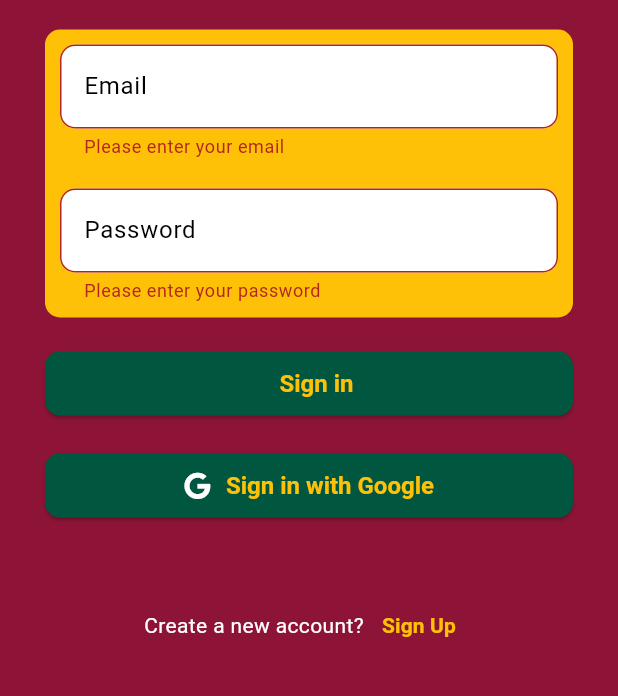
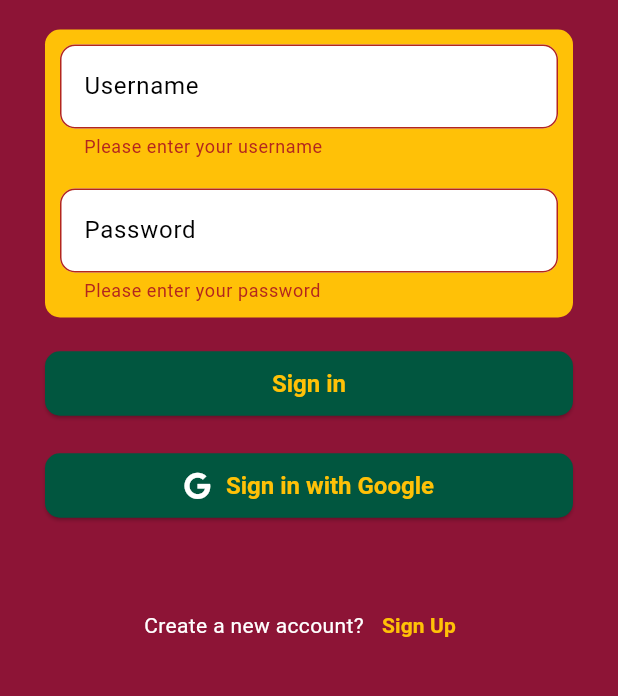
Before and after one commit to Jajabeenka/Elgivesv2, a Flutter app: the SignInPage screen opened directly, scrolled down 39 dp, after a tap on "Sign in", on a phone screen of 412 x 824 dp, the part 470-1166 px from its top. Run offline on Flutter 3.47's test engine with Material 3 defaults, Android fonts, the phone set to English and light mode, and no system bars; our stand-ins replace cloud_firestore, file_picker, firebase_auth, firebase_core, font_awesome_flutter, google_sign_in; accounts and stored records are empty.

Commit message:
feat : change field into username

```diff
--- a/lib/pages/userAdmin/signin_page.dart
+++ b/lib/pages/userAdmin/signin_page.dart
@@ -5,6 +5,9 @@ import '../../providers/auth_provider.dart';
 import 'package:font_awesome_flutter/font_awesome_flutter.dart';
 import 'package:google_sign_in/google_sign_in.dart';
 import 'signup_page.dart';
+import 'dart:convert';
+
+
 
 class SignInPage extends StatefulWidget {
   const SignInPage({Key? key}) : super(key: key);
@@ -20,16 +23,21 @@ final GoogleSignIn _googleSignIn = GoogleSignIn(
   ]
 );
 
+bool isValidUsername(String username) {
+  return username.isNotEmpty;
+}
+
 class _SignInPageState extends State<SignInPage> {
   final _formKey = GlobalKey<FormState>();
-  String? email;
+  String? username;
   String? password;
   bool showSignInErrorMessage = false;
+  bool _signInPressed = false;
 
   @override
   Widget build(BuildContext context) {
     return Scaffold(
-      backgroundColor: Color(0xFF8D1436),
+      backgroundColor: const Color(0xFF8D1436),
       body: SingleChildScrollView(
         child: Container(
           margin: const EdgeInsets.symmetric(vertical: 80, horizontal: 30),
@@ -54,12 +62,12 @@ class _SignInPageState extends State<SignInPage> {
                 Container(
                   padding: const EdgeInsets.all(10),
                   decoration: BoxDecoration(
-                    color: Color(0xFFFFC107),
+                    color: const Color(0xFFFFC107),
                     borderRadius: BorderRadius.circular(10),
                   ),
                   child: Column(
                     children: [
-                      emailField,
+                      usernameField,
                       const SizedBox(height: 20),
                       passwordField,
                     ],
@@ -68,7 +76,7 @@ class _SignInPageState extends State<SignInPage> {
                 const SizedBox(height: 20),
                 submitButton,
                 const SizedBox(height: 20),
-                googleSignInButton, // Corrected the naming here
+                googleSignInButton,
                 const SizedBox(height: 15),
                 signUpButton,
               ],
@@ -91,12 +99,12 @@ class _SignInPageState extends State<SignInPage> {
         ),
       );
 
-  Widget get emailField => TextFormField(
+  Widget get usernameField => TextFormField(
         decoration: InputDecoration(
           filled: true,
           fillColor: Colors.white,
-          labelText: "Email",
-          hintText: "juandelacruz09@gmail.com",
+          labelText: "Username",
+          hintText: "yourusername",
           border: OutlineInputBorder(
             borderRadius: BorderRadius.circular(10),
           ),
@@ -112,10 +120,10 @@ class _SignInPageState extends State<SignInPage> {
             color: Colors.black,
           ),
         ),
-        onSaved: (value) => setState(() => email = value),
+        onSaved: (value) => setState(() => username = value),
         validator: (value) {
           if (value == null || value.isEmpty) {
-            return "Please enter your email";
+            return "Please enter your username";
           }
           return null;
         },
@@ -152,38 +160,46 @@ class _SignInPageState extends State<SignInPage> {
         },
       );
 
-
   Widget get submitButton => ElevatedButton(
         onPressed: () async {
+          if (_formKey.currentState!.validate()) {
+            setState(() {
+              _signInPressed = true;
+            });
 
+            _formKey.currentState!.save();
+            String? message = await context.read<UserAuthProvider>().authService.signIn(username!, password!);
 
-          if (_formKey.currentState!.validate()) {
-            _formKey.currentState!.save();
-            String? message = await context
-                .read<UserAuthProvider>()
-                .authService
-                .signIn(email!, password!);
+            if (message != "Successful!") {
+              setState(() {
+                showSignInErrorMessage = true;
+              });
+            } else {
+              // Handle successful sign in
+            }
 
             setState(() {
-              showSignInErrorMessage = message != null && message.isNotEmpty;
+              _signInPressed = false;
             });
-
-
           }
         },
         style: ElevatedButton.styleFrom(
-          backgroundColor: Color(0xFF01563F),
-          textStyle: TextStyle(color: Colors.white),
+          backgroundColor: const Color(0xFF01563F),
+          textStyle: const TextStyle(color: Colors.white),
           shape: RoundedRectangleBorder(
             borderRadius: BorderRadius.circular(10.0),
           ),
-          padding: EdgeInsets.symmetric(vertical: 12.0),
+          padding: const EdgeInsets.symmetric(vertical: 12.0),
         ),
         child: Row(
           mainAxisAlignment: MainAxisAlignment.center,
           children: [
-            SizedBox(width: 10.0),
-            Text(
+            if (_signInPressed)
+              const CircularProgressIndicator(
+                valueColor: AlwaysStoppedAnimation<Color>(Color(0xFFFFC107)),
+              ),
+            if (!_signInPressed)
+              const Text(
                 "Sign in",
                 style: TextStyle(
                   color: Color(0xFFFFC107),
@@ -206,16 +222,16 @@ class _SignInPageState extends State<SignInPage> {
   Widget get googleSignInButton => ElevatedButton(
         onPressed: signInWithGoogle,
         style: ElevatedButton.styleFrom(
-          backgroundColor: Color(0xFF01563F),
-          textStyle: TextStyle(color: Colors.white),
+          backgroundColor: const Color(0xFF01563F),
+          textStyle: const TextStyle(color: Colors.white),
           shape: RoundedRectangleBorder(
             borderRadius: BorderRadius.circular(10.0),
           ),
-          padding: EdgeInsets.symmetric(vertical: 12.0),
+          padding: const EdgeInsets.symmetric(vertical: 12.0),
         ),
         child: Row(
           mainAxisAlignment: MainAxisAlignment.center,
-          children: [
+          children: const [
             Icon(
               FontAwesomeIcons.google,
               color: Colors.white,
```
Lines whose indentation alone changed are shown as unchanged.
